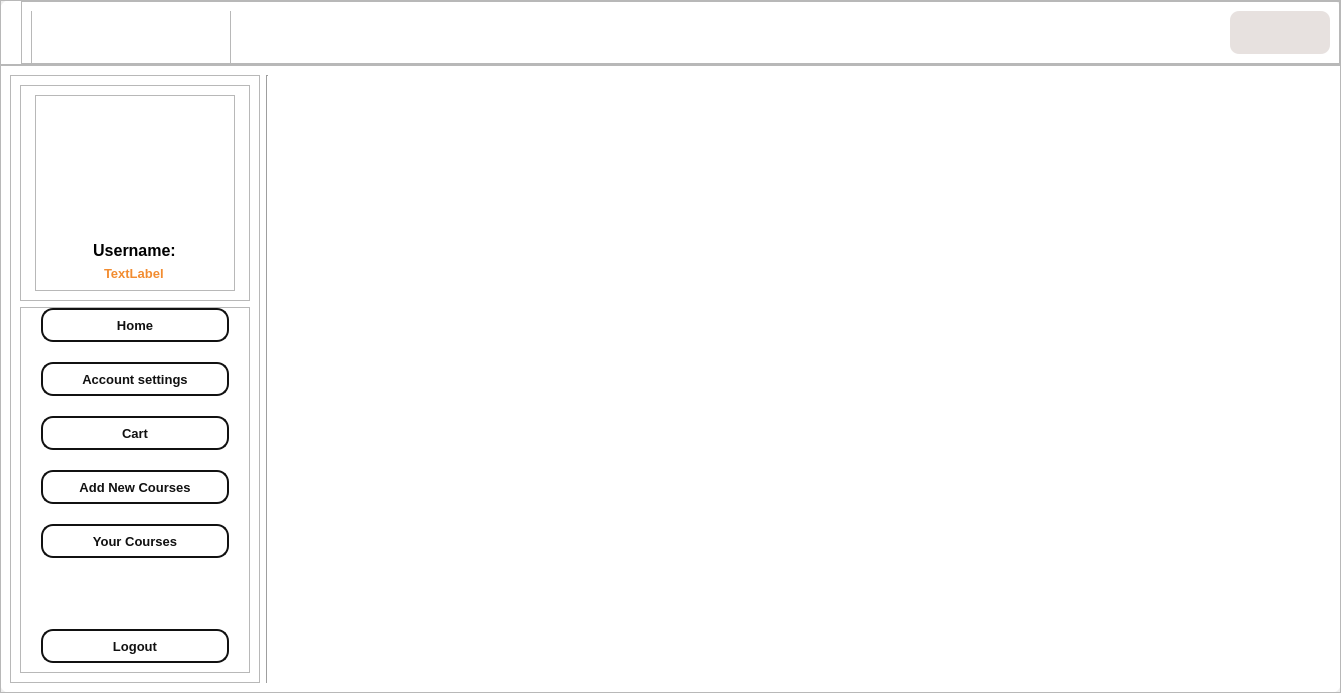
This is ui_files/Home_gui.ui in SharkTien/Tengee as Qt 5 draws it before an edit. The edited form follows.
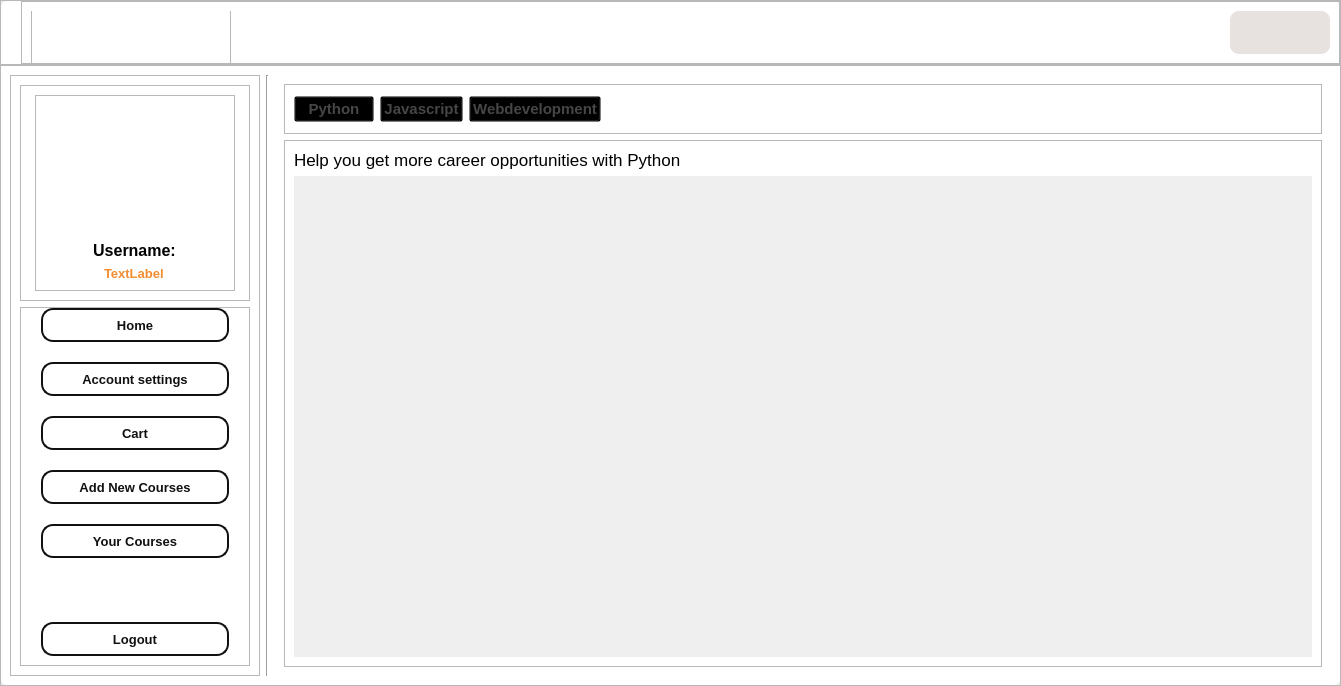
This is the edited form. The open tabs and pages were chosen to show the change. Icons and pictures are not drawn.

Commit message: Day 3: Card layout, Update courses data to homescreen, add filter tab

The edit to the form file:
```diff
--- a/ui_files/Home_gui.ui
+++ b/ui_files/Home_gui.ui
@@ -7,7 +7,7 @@
     <x>0</x>
     <y>0</y>
     <width>1341</width>
-    <height>693</height>
+    <height>686</height>
    </rect>
   </property>
   <property name="windowTitle">
@@ -567,7 +567,190 @@
          <property name="currentIndex">
           <number>1</number>
          </property>
-         <widget class="QWidget" name="home"/>
+         <widget class="QWidget" name="home">
+          <layout class="QVBoxLayout" name="verticalLayout_6">
+           <item>
+            <widget class="QFrame" name="filterbutton">
+             <property name="minimumSize">
+              <size>
+               <width>0</width>
+               <height>50</height>
+              </size>
+             </property>
+             <property name="styleSheet">
+              <string notr="true">QPushButton {
+	background: transparent;
+	font-size: 15px;
+	color: #281e15;
+	font: bold;
+}
+
+QPushButton {
+	color: #464648;
+}
+</string>
+             </property>
+             <property name="frameShape">
+              <enum>QFrame::StyledPanel</enum>
+             </property>
+             <property name="frameShadow">
+              <enum>QFrame::Raised</enum>
+             </property>
+             <layout class="QHBoxLayout" name="horizontalLayout_5">
+              <item>
+               <widget class="QPushButton" name="pushButton">
+                <property name="maximumSize">
+                 <size>
+                  <width>500</width>
+                  <height>16777215</height>
+                 </size>
+                </property>
+                <property name="cursor">
+                 <cursorShape>PointingHandCursor</cursorShape>
+                </property>
+                <property name="text">
+                 <string>Python</string>
+                </property>
+               </widget>
+              </item>
+              <item>
+               <widget class="QPushButton" name="pushButton_2">
+                <property name="maximumSize">
+                 <size>
+                  <width>500</width>
+                  <height>16777215</height>
+                 </size>
+                </property>
+                <property name="cursor">
+                 <cursorShape>PointingHandCursor</cursorShape>
+                </property>
+                <property name="text">
+                 <string>Javascript</string>
+                </property>
+               </widget>
+              </item>
+              <item>
+               <widget class="QPushButton" name="pushButton_3">
+                <property name="maximumSize">
+                 <size>
+                  <width>500</width>
+                  <height>16777215</height>
+                 </size>
+                </property>
+                <property name="cursor">
+                 <cursorShape>PointingHandCursor</cursorShape>
+                </property>
+                <property name="text">
+                 <string>Webdevelopment</string>
+                </property>
+               </widget>
+              </item>
+              <item>
+               <spacer name="horizontalSpacer_3">
+                <property name="orientation">
+                 <enum>Qt::Horizontal</enum>
+                </property>
+                <property name="sizeHint" stdset="0">
+                 <size>
+                  <width>40</width>
+                  <height>20</height>
+                 </size>
+                </property>
+               </spacer>
+              </item>
+             </layout>
+            </widget>
+           </item>
+           <item>
+            <widget class="QFrame" name="frame_2">
+             <property name="minimumSize">
+              <size>
+               <width>0</width>
+               <height>150</height>
+              </size>
+             </property>
+             <property name="frameShape">
+              <enum>QFrame::StyledPanel</enum>
+             </property>
+             <property name="frameShadow">
+              <enum>QFrame::Raised</enum>
+             </property>
+             <layout class="QVBoxLayout" name="verticalLayout_7">
+              <item>
+               <widget class="QLabel" name="label">
+                <property name="font">
+                 <font>
+                  <pointsize>-1</pointsize>
+                 </font>
+                </property>
+                <property name="styleSheet">
+                 <string notr="true">font-size: 17px;</string>
+                </property>
+                <property name="text">
+                 <string>Help you get more career opportunities with Python</string>
+                </property>
+               </widget>
+              </item>
+              <item>
+               <widget class="QScrollArea" name="homescroll">
+                <property name="styleSheet">
+                 <string notr="true">QScrollArea {
+	border-radius: 10px;
+	background-color: rgba(255, 255, 255, 50);
+	outline: 0;
+} 
+QScrollArea::item { 
+	margin: 20px;
+	background-color: transparent;
+	border: 0px solid black;
+}
+
+QScrollBar{
+	background : rgb(255, 255, 255);	
+}
+
+QScrollBar::handle{
+	background : rgb(158, 158, 158);
+	border-radius: 5px;
+	margin: 3px 3px 3px 3px;
+}
+
+QScrollBar::handle::pressed{
+	background : rgb(85, 85, 85);
+}
+
+QScrollBar::add-line {
+	height: 0px;
+}
+
+QScrollBar::sub-line {
+	height: 0px;
+}
+
+QScrollBar::add-page, QScrollBar::sub-page {
+	height: 0px;
+}</string>
+                </property>
+                <property name="widgetResizable">
+                 <bool>true</bool>
+                </property>
+                <widget class="QWidget" name="homecontents">
+                 <property name="geometry">
+                  <rect>
+                   <x>0</x>
+                   <y>0</y>
+                   <width>1018</width>
+                   <height>480</height>
+                  </rect>
+                 </property>
+                </widget>
+               </widget>
+              </item>
+             </layout>
+            </widget>
+           </item>
+          </layout>
+         </widget>
          <widget class="QWidget" name="account">
           <layout class="QVBoxLayout" name="verticalLayout_4">
            <item>
```
Left out of the diff: 20 changed lines with no effect on the pictures. The commit also changes 15 other files.
